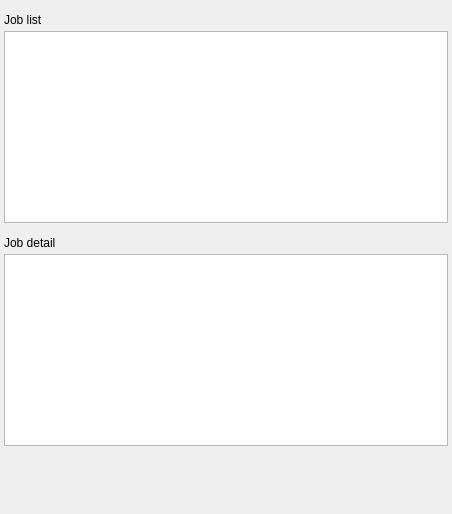
jacondv/intelijet_v2, file qt5_ui/historyview_page.ui: the form before one commit.
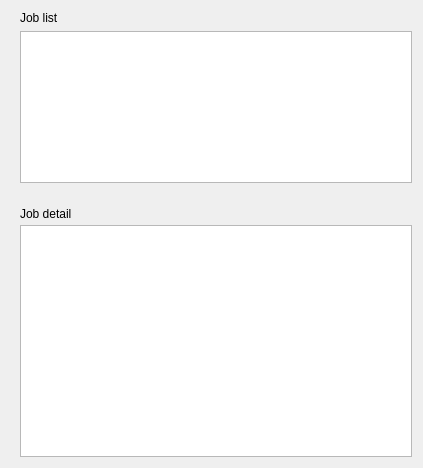
The form after the commit.

The edit to the form file:
```diff
--- a/qt5_ui/historyview_page.ui
+++ b/qt5_ui/historyview_page.ui
@@ -6,55 +6,37 @@
    <rect>
     <x>0</x>
     <y>0</y>
-    <width>452</width>
-    <height>514</height>
+    <width>423</width>
+    <height>468</height>
    </rect>
   </property>
   <property name="windowTitle">
    <string>Form</string>
   </property>
-  <layout class="QVBoxLayout" name="verticalLayout_4">
-   <property name="leftMargin">
-    <number>0</number>
-   </property>
-   <property name="topMargin">
-    <number>0</number>
-   </property>
-   <property name="rightMargin">
-    <number>0</number>
-   </property>
-   <property name="bottomMargin">
-    <number>0</number>
-   </property>
-   <item>
+  <layout class="QGridLayout" name="gridLayout">
+   <item row="0" column="0">
     <widget class="QWidget" name="widget" native="true">
-     <layout class="QVBoxLayout" name="verticalLayout_3">
+     <layout class="QVBoxLayout" name="verticalLayout_3" stretch="2,3">
       <property name="spacing">
-       <number>4</number>
+       <number>15</number>
       </property>
       <property name="leftMargin">
-       <number>4</number>
+       <number>0</number>
       </property>
       <property name="topMargin">
-       <number>4</number>
+       <number>0</number>
       </property>
       <property name="rightMargin">
-       <number>4</number>
+       <number>0</number>
       </property>
       <property name="bottomMargin">
-       <number>4</number>
+       <number>0</number>
       </property>
       <item>
        <widget class="QWidget" name="widget_2" native="true">
         <layout class="QVBoxLayout" name="verticalLayout">
-         <property name="spacing">
-          <number>4</number>
-         </property>
-         <property name="leftMargin">
-          <number>0</number>
-         </property>
          <property name="topMargin">
-          <number>9</number>
+          <number>0</number>
          </property>
          <property name="rightMargin">
           <number>0</number>
@@ -82,7 +64,7 @@
           <number>4</number>
          </property>
          <property name="leftMargin">
-          <number>0</number>
+          <number>9</number>
          </property>
          <property name="topMargin">
           <number>9</number>
@@ -109,19 +91,6 @@
      </layout>
     </widget>
    </item>
-   <item>
-    <spacer name="verticalSpacer">
-     <property name="orientation">
-      <enum>Qt::Vertical</enum>
-     </property>
-     <property name="sizeHint" stdset="0">
-      <size>
-       <width>20</width>
-       <height>53</height>
-      </size>
-     </property>
-    </spacer>
-   </item>
   </layout>
  </widget>
  <resources/>
```
